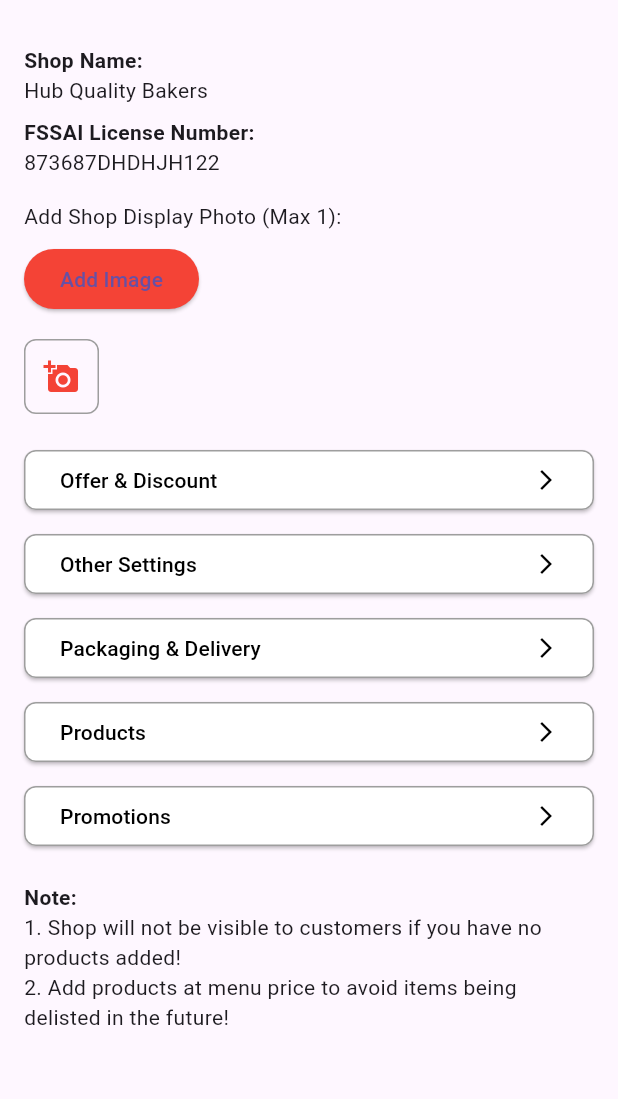
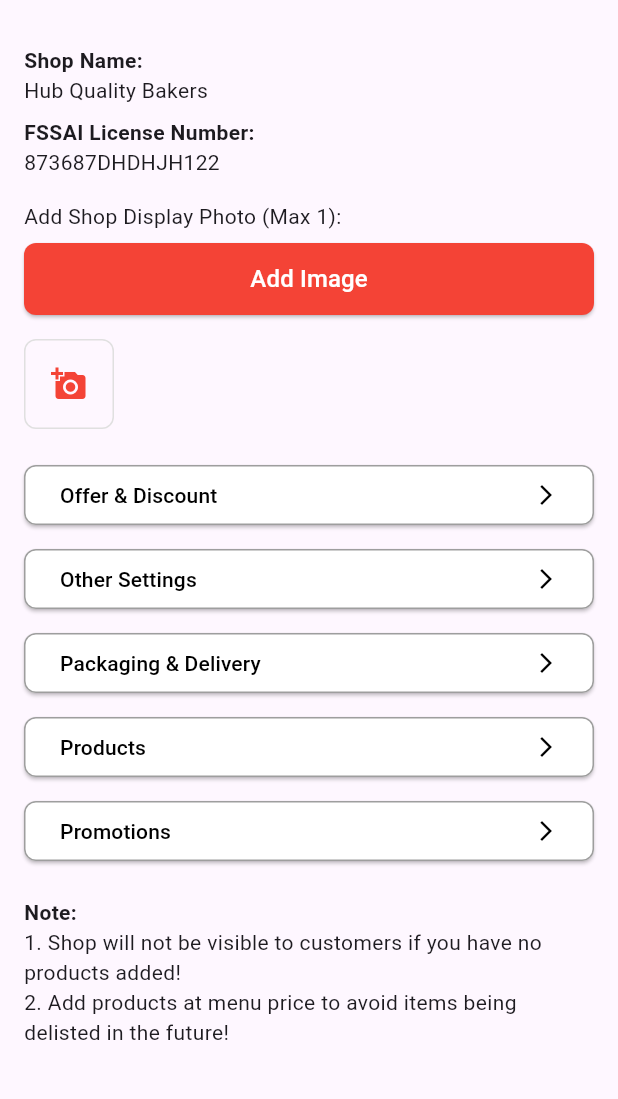
Before and after one commit to arshak-codes/internship_task, a Flutter app: the screen it shows after launch, on a phone screen of 412 x 824 dp, the part 63-1162 px from its top. Run offline on Flutter 3.47's test engine with Material 3 defaults, Android fonts, the phone set to English and light mode, and no system bars.

Commit message:
FIXED ERRORS AND ADDED PRODUCT SCREEN FEATURES AND DB CONNECTIVITY

```diff
--- a/lib/main.dart
+++ b/lib/main.dart
@@ -1,12 +1,21 @@
 import 'package:flutter/material.dart';
+import 'package:flutter/foundation.dart';
 import 'screens/manage_shop_screen.dart';
 
 void main() {
-  runApp(const MyApp());
+  // Define the base URL based on platform
+  String baseUrl = kIsWeb
+      ? 'http://localhost:5000' // for web
+      : 'http://10.0.2.2:5000'; // for Android emulator
+
+  // You might want to use a provider or some state management to make this available throughout the app
+  runApp(MyApp(baseUrl: baseUrl));
 }
 
 class MyApp extends StatelessWidget {
-  const MyApp({super.key});
+  final String baseUrl;
+
+  const MyApp({super.key, required this.baseUrl});
 
   @override
   Widget build(BuildContext context) {
@@ -15,7 +24,7 @@ class MyApp extends StatelessWidget {
       theme: ThemeData(
         primarySwatch: Colors.red,
       ),
-      home: const ManageShopScreen(),
+      home: ManageShopScreen(baseUrl: baseUrl),
     );
   }
 }
--- a/lib/screens/manage_shop_screen.dart
+++ b/lib/screens/manage_shop_screen.dart
@@ -2,8 +2,17 @@ import 'package:flutter/material.dart';
 import 'packaging_delivery_screen.dart';
 import 'product_details_screen.dart';
 
-class ManageShopScreen extends StatelessWidget {
-  const ManageShopScreen({super.key});
+class ManageShopScreen extends StatefulWidget {
+  final String baseUrl;
+
+  const ManageShopScreen({super.key, required this.baseUrl});
+
+  @override
+  State<ManageShopScreen> createState() => _ManageShopScreenState();
+}
+
+class _ManageShopScreenState extends State<ManageShopScreen> {
+  // Access the baseUrl using widget.baseUrl in this class
 
   @override
   Widget build(BuildContext context) {
@@ -42,22 +51,33 @@ class ManageShopScreen extends StatelessWidget {
               },
               style: ElevatedButton.styleFrom(
                 backgroundColor: Colors.red,
+                foregroundColor: Colors.white,
+                minimumSize: const Size(double.infinity, 48),
+                shape: RoundedRectangleBorder(
+                  borderRadius: BorderRadius.circular(8),
+                ),
               ),
-              child: const Text('Add Image'),
+              child: const Text(
+                'Add Image',
+                style: TextStyle(
+                  fontSize: 16,
+                  fontWeight: FontWeight.w500,
+                ),
+              ),
             ),
             const SizedBox(height: 16),
-            Row(
-              children: [
-                Container(
-                  width: 50,
-                  height: 50,
-                  decoration: BoxDecoration(
-                    border: Border.all(color: Colors.grey),
-                    borderRadius: BorderRadius.circular(8),
-                  ),
-                  child: const Icon(Icons.add_a_photo, color: Colors.red),
-                ),
-              ],
+            Container(
+              width: 60,
+              height: 60,
+              decoration: BoxDecoration(
+                border: Border.all(color: Colors.grey.shade300),
+                borderRadius: BorderRadius.circular(8),
+              ),
+              child: const Icon(
+                Icons.add_a_photo,
+                color: Colors.red,
+                size: 24,
+              ),
             ),
             const SizedBox(height: 16),
             _buildMenuButton(context, 'Offer & Discount'),
@@ -96,7 +116,8 @@ class ManageShopScreen extends StatelessWidget {
             Navigator.push(
               context,
               MaterialPageRoute(
-                builder: (context) => const ProductDetailsScreen(),
+                builder: (context) =>
+                    ProductDetailsScreen(baseUrl: widget.baseUrl),
               ),
             );
           }
```
Also changed, not shown: lib/screens/add_product_screen.dart (+11 -3 lines), lib/screens/product_details_screen.dart (+28 -15 lines), lib/services/api_service.dart (+9 -10 lines), 4 other files.
